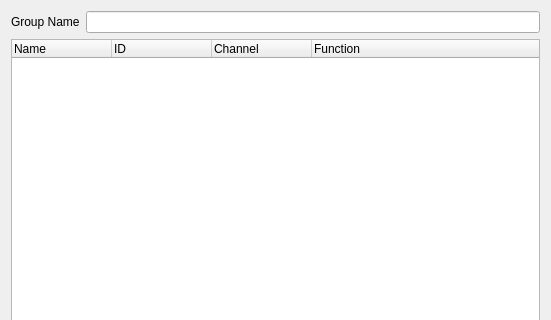
Above: ui/src/channelselection.ui from mcallegari/qlcplus before the change; both pictures show x 0 to 551 and y 0 to 320 of the 551 by 543 pixel window. Below: the same form after it.
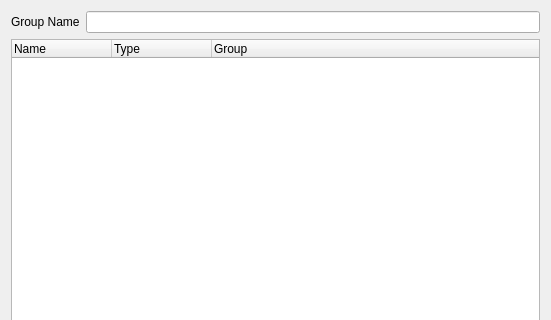
That is the form after the change.

Commit message:
Unified channel group editor style to Dmx dump and Channel Fade config
Fixed a bug on channel group editing introduced with ordererd groups

```diff
--- a/ui/src/channelselection.ui
+++ b/ui/src/channelselection.ui
@@ -50,17 +50,12 @@
      </column>
      <column>
       <property name="text">
-       <string>ID</string>
+       <string>Type</string>
       </property>
      </column>
      <column>
       <property name="text">
-       <string>Channel</string>
-      </property>
-     </column>
-     <column>
-      <property name="text">
-       <string>Function</string>
+       <string>Group</string>
       </property>
      </column>
     </widget>
```
The commit also changes 6 other files.
